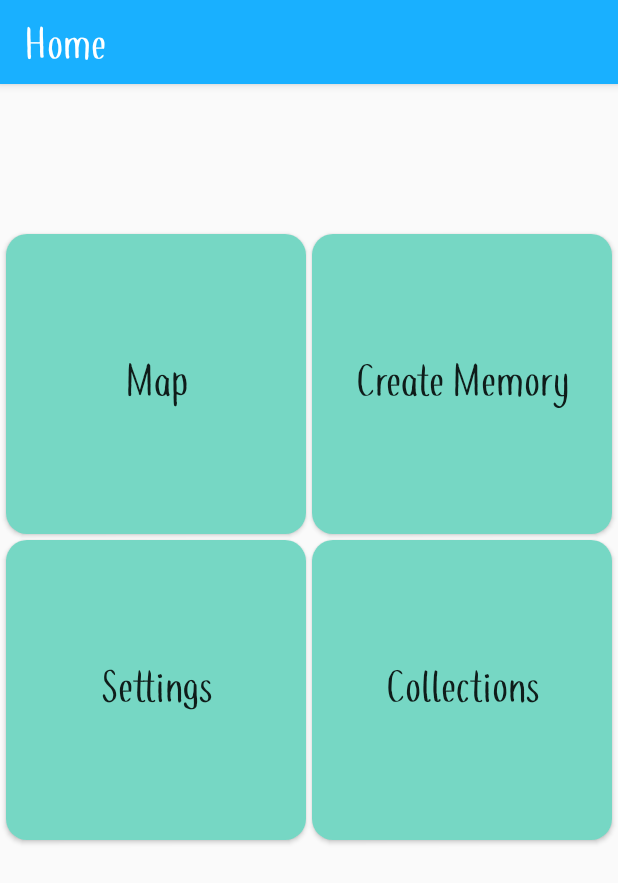
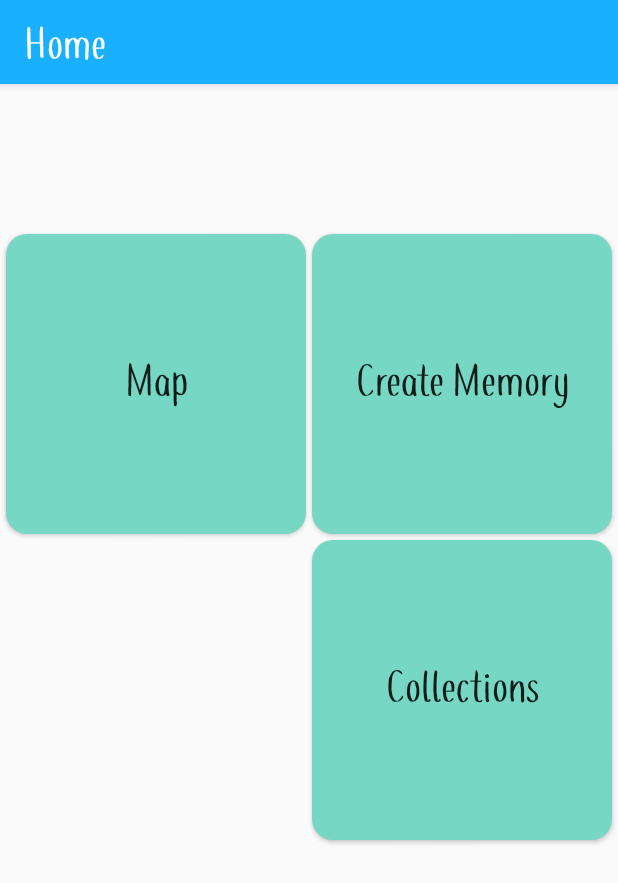
Before and after one commit to FranciscoNgo/Project-B, an Android app: the screen it shows after launch (MainActivity), on a phone screen of 412 x 824 dp. Shown: the top 883 px of the screen. Run offline under Robolectric (Android 15) with nearby library versions, the phone set to English and light mode, and no system bars.

Commit message:
Verwijderen van settings
Het verwijderen van Settings, alle bijbehorende codes, XML files en pages.

```diff
--- a/ProjectB/app/src/main/AndroidManifest.xml
+++ b/ProjectB/app/src/main/AndroidManifest.xml
@@ -21,7 +21,6 @@
         android:theme="@style/AppTheme">
         <activity android:name=".Memory_Page"></activity>
         <activity android:name=".Maps" />
-        <activity android:name=".Settings" />
         <activity android:name=".Pick_Location" />
         <!--
              The API key for Google Maps-based APIs is defined as a string resource.
--- a/ProjectB/app/src/main/res/layout/activity_main.xml
+++ b/ProjectB/app/src/main/res/layout/activity_main.xml
@@ -69,22 +69,6 @@
         app:layout_constraintTop_toTopOf="parent" />
 
     <Button
-        android:id="@+id/buttonSettings"
-        android:layout_width="200dp"
-        android:layout_height="200dp"
-        android:layout_marginStart="4dp"
-        android:layout_marginTop="4dp"
-        android:background="@drawable/mainbuttonbackground"
-        android:backgroundTint="#76D7C4  "
-        android:fontFamily="@font/coffeetea"
-        android:onClick="buttonClicked"
-        android:text="Settings"
-        android:textAllCaps="false"
-        android:textSize="30sp"
-        app:layout_constraintStart_toStartOf="parent"
-        app:layout_constraintTop_toBottomOf="@+id/buttonMap" />
-
-    <Button
         android:id="@+id/buttonCollections"
         android:layout_width="200dp"
         android:layout_height="200dp"
```
Also changed, not shown: ProjectB/app/src/main/java/com/example/project_b/MainActivity.java (+2 -6 lines), ProjectB/app/src/main/java/com/example/project_b/Settings.java (deleted, +0 -61 lines), ProjectB/app/src/main/res/layout/activity_settings.xml (deleted, +0 -14 lines).
